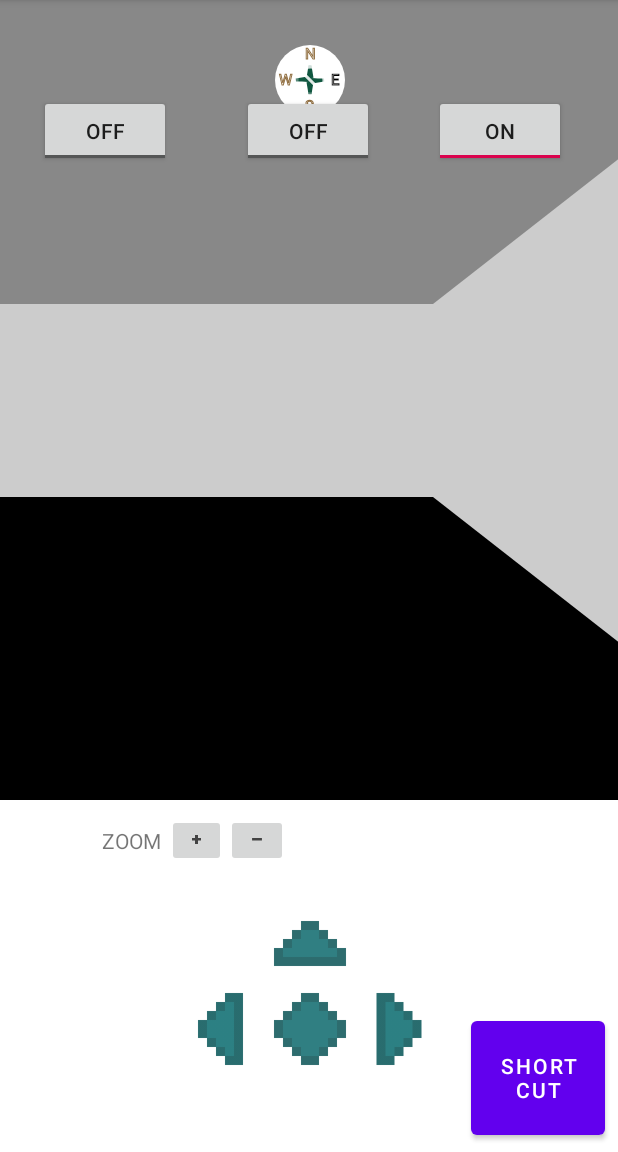
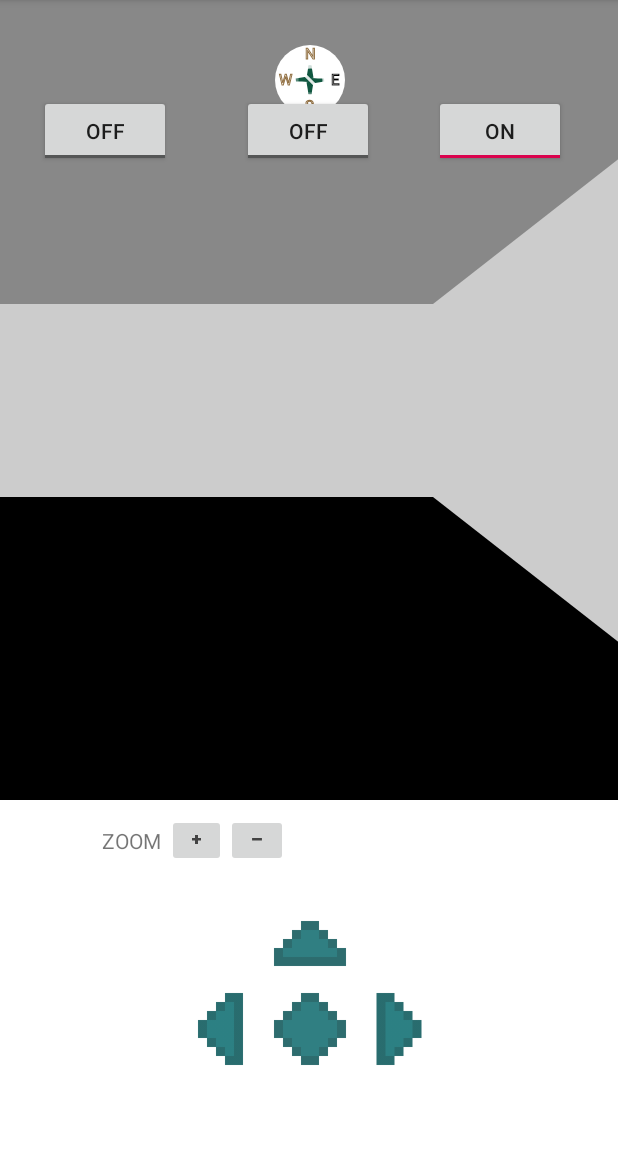
Before and after one commit to kimsejas/SpaceAndroidMaze, an Android app: the PlayManuallyActivity screen opened directly, with no data from a screen before it, on a phone screen of 412 x 824 dp, the part 84-1236 px from its top. Run offline under Robolectric (Android 15) with nearby library versions, the phone set to English and light mode, and no system bars.

```diff
--- a/app/src/main/res/layout/activity_play_manually.xml
+++ b/app/src/main/res/layout/activity_play_manually.xml
@@ -124,18 +124,6 @@
 
     </LinearLayout>
 
-    <Button
-        android:id="@+id/shortcutB"
-        android:layout_width="89dp"
-        android:layout_height="88dp"
-        android:text="Shortcut"
-        app:layout_constraintBottom_toBottomOf="parent"
-        app:layout_constraintEnd_toEndOf="parent"
-        app:layout_constraintHorizontal_bias="0.973"
-        app:layout_constraintStart_toStartOf="parent"
-        app:layout_constraintTop_toTopOf="parent"
-        app:layout_constraintVertical_bias="0.992" />
-
     <TableLayout
         android:layout_width="187dp"
         android:layout_height="120dp"
```
Also changed, not shown: app/src/main/java/edu/wm/cs/cs301/amazebykimberlysejas/gui/PlayManuallyActivity.java (+46 -34 lines), app/src/main/java/edu/wm/cs/cs301/amazebykimberlysejas/gui/WinningActivity.java (+10 -11 lines).
